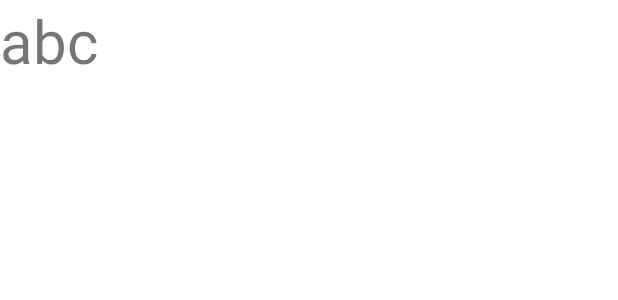
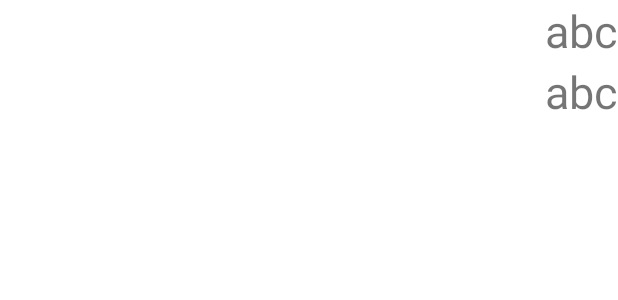
Before and after one commit to imchan01/MobileApp, an Android app: the layout list_history.xml on its own in the app's theme, with its tools: preview values and no code run, on a phone screen of 412 x 824 dp. Shown: the top 300 px of the screen. Run offline under Robolectric (Android 15) with nearby library versions, the phone set to English and light mode, and no system bars.

Commit message:
update homework6

```diff
--- a/app/build.gradle
+++ b/app/build.gradle
@@ -38,4 +38,5 @@ dependencies {
     androidTestImplementation 'androidx.test.ext:junit:1.1.5'
     androidTestImplementation 'androidx.test.espresso:espresso-core:3.5.1'
     implementation 'com.google.code.gson:gson:2.8.5'
+    implementation 'org.apache.commons:commons-lang3:3.12.0'
 }
--- a/app/src/main/AndroidManifest.xml
+++ b/app/src/main/AndroidManifest.xml
@@ -12,7 +12,7 @@
         android:theme="@style/Theme.Calculator"
         tools:targetApi="31">
         <activity
-            android:name=".second_activity2"
+            android:name=".SecondActivity"
              />
         <activity
             android:name=".MainActivity"
--- a/app/src/main/res/layout/activity_main.xml
+++ b/app/src/main/res/layout/activity_main.xml
@@ -27,7 +27,6 @@
         android:layout_marginEnd="16dp"
         android:layout_marginBottom="5dp"
         android:textAlignment="textEnd"
-        android:textColor="@color/white"
         android:textSize="32dp" />
 
     <TextView
@@ -41,7 +40,7 @@
         android:layout_marginBottom="20dp"
         android:text="0"
         android:textAlignment="textEnd"
-        android:textColor="@color/white"
+
         android:textSize="64dp" />
 
 
--- a/app/src/main/res/layout/list_history.xml
+++ b/app/src/main/res/layout/list_history.xml
@@ -2,13 +2,27 @@
 <LinearLayout xmlns:android="http://schemas.android.com/apk/res/android"
     android:orientation="vertical"
     android:layout_width="match_parent"
-    android:layout_height="match_parent">
+    android:layout_height="match_parent"
+    >
 
     <TextView
-        android:id="@+id/itemHistory"
+        android:id="@+id/itemSolution"
         android:layout_width="match_parent"
         android:layout_height="wrap_content"
-        android:textSize="40dp"
         android:text="abc"
+        android:textSize="30dp"
+        android:textAlignment="gravity"
+        android:gravity="right"
         />
+    <TextView
+        android:id="@+id/itemResult"
+        android:layout_width="match_parent"
+        android:layout_height="wrap_content"
+        android:textSize="30dp"
+        android:text="abc"
+        android:textAlignment="gravity"
+        android:gravity="right"
+        >
+
+    </TextView>
 </LinearLayout>
```
Also changed, not shown: app/src/main/java/com/example/calculator/MainActivity.java (+54 -38 lines), app/src/main/java/com/example/calculator/SecondActivity.java (renamed from app/src/main/java/com/example/calculator/second_activity2.java, +10 -11 lines), app/src/main/java/com/example/calculator/model/CalculationAdapter.java (added, +39 -0 lines), app/src/main/java/com/example/calculator/model/CalculationClass.java (added, +48 -0 lines), app/src/main/res/layout/activity_second.xml (renamed from app/src/main/res/layout/second_activity.xml).
